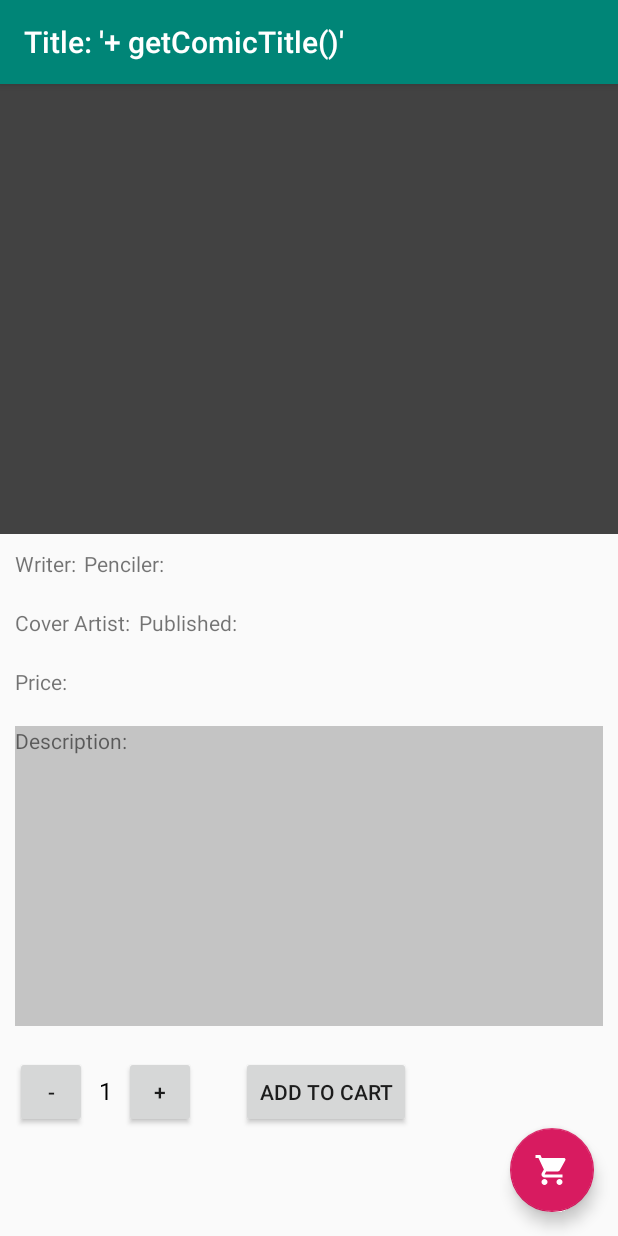
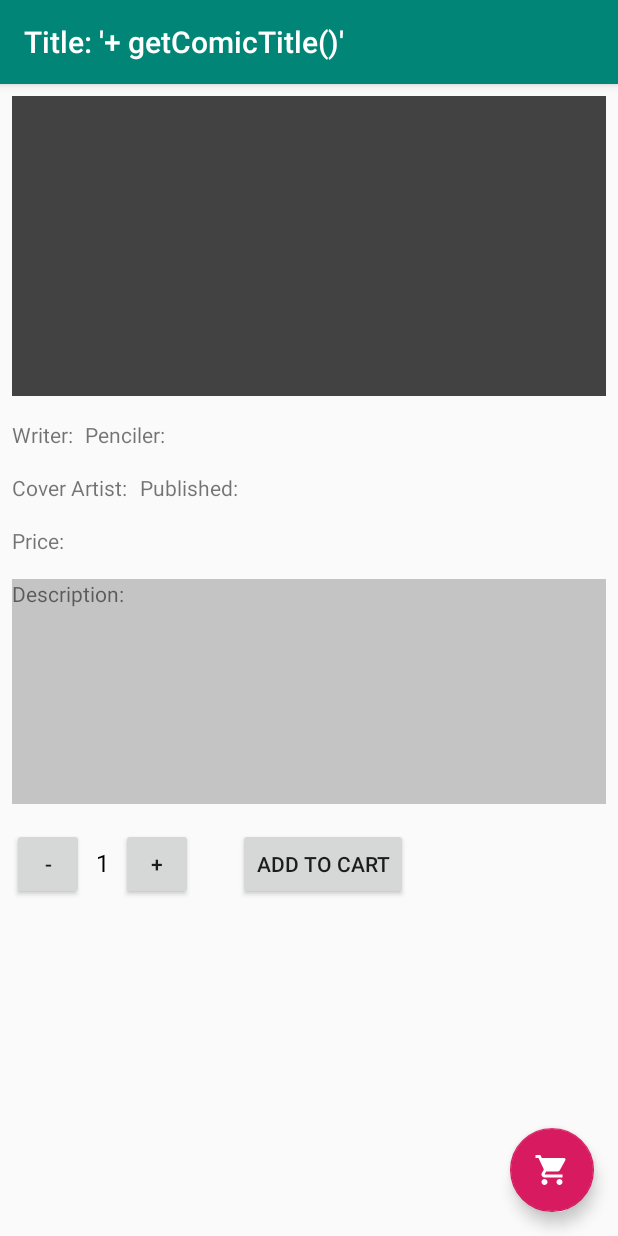
Before and after one commit to raulkfernandes/Marvel_Store, an Android app: the ComicDetailsActivity screen opened directly, with no data from a screen before it, on a phone screen of 412 x 824 dp. Run offline under Robolectric (Android 15) with nearby library versions, the phone set to English and light mode, and no system bars.

Commit message:
Refatorações e atualização do layout da tela de detalhamento

```diff
--- a/app/src/main/AndroidManifest.xml
+++ b/app/src/main/AndroidManifest.xml
@@ -10,10 +10,12 @@
         android:supportsRtl="true"
         android:theme="@style/AppTheme">
 
-        <activity android:name=".activity.ComicListActivity">
+        <activity
+            android:name=".activity.ComicListActivity"
+            android:label="Comic List">
             <intent-filter>
                 <action android:name="android.intent.action.MAIN" />
-
+                <action android:name="android.intent.action.VIEW" />
                 <category android:name="android.intent.category.LAUNCHER" />
             </intent-filter>
         </activity>
@@ -24,7 +26,7 @@
         </activity>
 
         <activity
-            android:name=".activity.ComicDetailsActivity">
+            android:name=".activity.ComicDetailsActivity"
             android:label="Comic Details">
         </activity>
 
--- a/app/src/main/java/br/com/phoebus/marvelstore/activity/ComicDetailsActivity.java
+++ b/app/src/main/java/br/com/phoebus/marvelstore/activity/ComicDetailsActivity.java
@@ -23,7 +23,7 @@ public class ComicDetailsActivity extends AppCompatActivity {
         setTitle("Title: '+ getComicTitle()'");
         setContentView(R.layout.activity_comic_details);
 
-        FloatingActionButton shoppingCartButton = findViewById(R.id.activity_comic_list_fab_shopping_cart);
+        FloatingActionButton shoppingCartButton = findViewById(R.id.activity_comic_details_fab_shopping_cart);
         shoppingCartButton.setOnClickListener(new View.OnClickListener() {
             @Override
             public void onClick(View view) {
@@ -66,5 +66,4 @@ public class ComicDetailsActivity extends AppCompatActivity {
         TextView quantityTextView = findViewById(R.id.activity_comic_details_quantity_text_view);
         quantityTextView.setText("" + quantity);
     }
-
 }
--- a/app/src/main/res/layout/activity_comic_details.xml
+++ b/app/src/main/res/layout/activity_comic_details.xml
@@ -13,68 +13,69 @@
             android:id="@+id/co"
             android:background="@color/cardview_dark_background"
             android:layout_width="match_parent"
-            android:layout_height="300dp" />
+            android:layout_height="200dp"
+            android:layout_margin="8dp"/>
 
         <LinearLayout
             android:layout_width="match_parent"
             android:layout_height="wrap_content"
             android:orientation="horizontal"
-            android:layout_margin="10dp">
+            android:layout_margin="8dp">
 
             <TextView
                 android:text="Writer:"
                 android:layout_width="wrap_content"
                 android:layout_height="wrap_content"
-                android:layout_marginRight="5dp"
-                android:layout_marginEnd="5dp" />
+                android:layout_marginRight="8dp"
+                android:layout_marginEnd="8dp" />
 
             <TextView
                 android:text="Penciler:"
                 android:layout_width="wrap_content"
                 android:layout_height="wrap_content"
-                android:layout_marginRight="5dp"
-                android:layout_marginEnd="5dp" />
+                android:layout_marginRight="8dp"
+                android:layout_marginEnd="8dp" />
         </LinearLayout>
 
         <LinearLayout
             android:layout_width="match_parent"
             android:layout_height="wrap_content"
             android:orientation="horizontal"
-            android:layout_margin="10dp">
+            android:layout_margin="8dp">
 
             <TextView
                 android:text="Cover Artist:"
                 android:layout_width="wrap_content"
                 android:layout_height="wrap_content"
-                android:layout_marginRight="5dp"
-                android:layout_marginEnd="5dp" />
+                android:layout_marginRight="8dp"
+                android:layout_marginEnd="8dp" />
 
             <TextView
                 android:text="Published:"
                 android:layout_width="wrap_content"
                 android:layout_height="wrap_content"
-                android:layout_marginRight="5dp"
-                android:layout_marginEnd="5dp" />
+                android:layout_marginRight="8dp"
+                android:layout_marginEnd="8dp" />
         </LinearLayout>
 
         <TextView
             android:text="Price:"
             android:layout_width="wrap_content"
             android:layout_height="wrap_content"
-            android:layout_margin="10dp"/>
+            android:layout_margin="8dp"/>
 
         <TextView
             android:text="Description:"
             android:background="@color/cardview_shadow_start_color"
             android:layout_width="match_parent"
-            android:layout_height="200dp"
-            android:layout_margin="10dp" />
+            android:layout_height="150dp"
+            android:layout_margin="8dp" />
 
         <LinearLayout
             android:layout_width="match_parent"
             android:layout_height="wrap_content"
             android:orientation="horizontal"
-            android:layout_margin="10dp">
+            android:layout_margin="8dp">
 
             <Button
                 android:layout_width="48dp"
--- a/app/src/main/res/layout/shopping_cart_list_item.xml
+++ b/app/src/main/res/layout/shopping_cart_list_item.xml
@@ -41,7 +41,7 @@
 
         <Button
             android:id="@+id/shopping_cart_list_item_remove_button"
-            android:text=" - "
+            android:text=" X "
             android:textSize="10sp"
             android:layout_marginVertical="25dp"
             android:layout_marginHorizontal="5dp"
```
